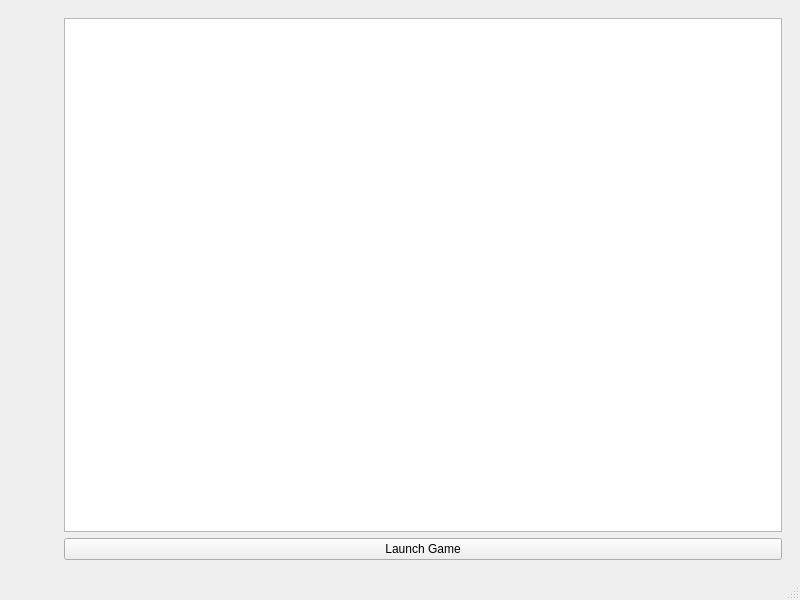
Above: _Sellow/hub.ui from SellowServices/Sellow before the change. Below: the same form after it.
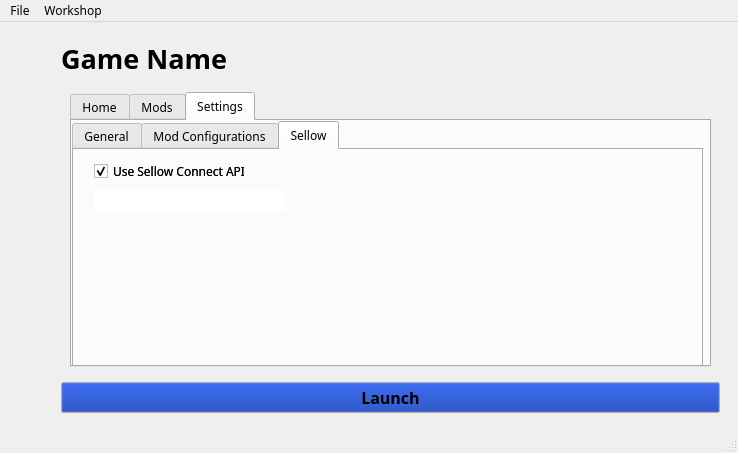
That is the form after the change. The open tabs and pages were chosen to show the change. Icons and pictures are not drawn.

What changed in the file:
```diff
--- a/_Sellow/hub.ui
+++ b/_Sellow/hub.ui
@@ -6,8 +6,8 @@
    <rect>
     <x>0</x>
     <y>0</y>
-    <width>800</width>
-    <height>600</height>
+    <width>738</width>
+    <height>453</height>
    </rect>
   </property>
   <widget class="QWidget" name="centralWidget">
@@ -16,6 +16,11 @@
      <layout class="QVBoxLayout" name="sidebarLayout">
       <item>
        <widget class="QPushButton" name="libraryButton">
+        <property name="font">
+         <font>
+          <family>Bahnschrift</family>
+         </font>
+        </property>
         <property name="icon">
          <iconset resource="Resources.qrc">
           <normaloff>:/Resources/Icons/Library.svg</normaloff>:/Resources/Icons/Library.svg</iconset>
@@ -33,6 +38,11 @@
       </item>
       <item>
        <widget class="QPushButton" name="shopButton">
+        <property name="font">
+         <font>
+          <family>Bahnschrift</family>
+         </font>
+        </property>
         <property name="icon">
          <iconset resource="Resources.qrc">
           <normaloff>:/Resources/Icons/Trainer_Shop.svg</normaloff>:/Resources/Icons/Trainer_Shop.svg</iconset>
@@ -50,6 +60,11 @@
       </item>
       <item>
        <spacer name="verticalSpacer">
+        <property name="font">
+         <font>
+          <family>Bahnschrift</family>
+         </font>
+        </property>
         <property name="orientation">
          <enum>Qt::Orientation::Vertical</enum>
         </property>
@@ -59,13 +74,18 @@
         <property name="sizeHint" stdset="0">
          <size>
           <width>0</width>
-          <height>0</height>
+          <height>250</height>
          </size>
         </property>
        </spacer>
       </item>
       <item>
        <widget class="QPushButton" name="settingsButton">
+        <property name="font">
+         <font>
+          <family>Bahnschrift</family>
+         </font>
+        </property>
         <property name="icon">
          <iconset resource="Resources.qrc">
           <normaloff>:/Resources/Icons/Settings.svg</normaloff>:/Resources/Icons/Settings.svg</iconset>
@@ -85,6 +105,11 @@
     </item>
     <item>
      <widget class="QStackedWidget" name="stackedWidget">
+      <property name="font">
+       <font>
+        <family>Bahnschrift</family>
+       </font>
+      </property>
       <widget class="QWidget" name="libraryPage">
        <layout class="QVBoxLayout" name="libraryLayout">
         <item>
@@ -97,13 +122,30 @@
               <verstretch>0</verstretch>
              </sizepolicy>
             </property>
-           </widget>
-          </item>
-          <item>
-           <widget class="QPushButton" name="libraryLaunch">
-            <property name="text">
-             <string>Launch Game</string>
+            <property name="font">
+             <font>
+              <family>Bahnschrift</family>
+              <pointsize>15</pointsize>
+             </font>
             </property>
+            <property name="frameShape">
+             <enum>QFrame::Shape::NoFrame</enum>
+            </property>
+            <property name="frameShadow">
+             <enum>QFrame::Shadow::Plain</enum>
+            </property>
+            <property name="viewMode">
+             <enum>QListView::ViewMode::IconMode</enum>
+            </property>
+            <item>
+             <property name="text">
+              <string>Metro Last Light</string>
+             </property>
+             <property name="icon">
+              <iconset>
+               <normaloff>C:/Users/conin/Downloads/Metrolastlight.jpg</normaloff>C:/Users/conin/Downloads/Metrolastlight.jpg</iconset>
+             </property>
+            </item>
            </widget>
           </item>
          </layout>
@@ -113,7 +155,449 @@
       <widget class="QWidget" name="trainerShopPage">
        <layout class="QVBoxLayout" name="shopLayout">
         <item>
-         <widget class="QListWidget" name="trainerListWidget"/>
+         <widget class="QLabel" name="label_2">
+          <property name="font">
+           <font>
+            <family>Bahnschrift</family>
+            <pointsize>20</pointsize>
+            <bold>true</bold>
+           </font>
+          </property>
+          <property name="text">
+           <string>Game Trainers</string>
+          </property>
+         </widget>
+        </item>
+        <item>
+         <widget class="QListWidget" name="trainerListWidget">
+          <property name="frameShape">
+           <enum>QFrame::Shape::Panel</enum>
+          </property>
+          <property name="frameShadow">
+           <enum>QFrame::Shadow::Plain</enum>
+          </property>
+          <property name="lineWidth">
+           <number>0</number>
+          </property>
+          <property name="viewMode">
+           <enum>QListView::ViewMode::IconMode</enum>
+          </property>
+          <property name="modelColumn">
+           <number>0</number>
+          </property>
+          <item>
+           <property name="text">
+            <string>Metro Last Light</string>
+           </property>
+           <property name="font">
+            <font>
+             <family>Bahnschrift</family>
+             <pointsize>15</pointsize>
+            </font>
+           </property>
+           <property name="textAlignment">
+            <set>AlignCenter</set>
+           </property>
+           <property name="background">
+            <brush brushstyle="SolidPattern">
+             <color alpha="225">
+              <red>30</red>
+              <green>30</green>
+              <blue>30</blue>
+             </color>
+            </brush>
+           </property>
+           <property name="foreground">
+            <brush brushstyle="NoBrush">
+             <color alpha="255">
+              <red>255</red>
+              <green>255</green>
+              <blue>255</blue>
+             </color>
+            </brush>
+           </property>
+           <property name="icon">
+            <iconset>
+             <normaloff>C:/Users/conin/Downloads/Metrolastlight.jpg</normaloff>C:/Users/conin/Downloads/Metrolastlight.jpg</iconset>
+           </property>
+          </item>
+         </widget>
+        </item>
+       </layout>
+      </widget>
+      <widget class="QWidget" name="gamePreviewPage">
+       <layout class="QVBoxLayout" name="previewPageLayout">
+        <item>
+         <widget class="QLabel" name="gamePreviewGameLabel">
+          <property name="sizePolicy">
+           <sizepolicy hsizetype="Expanding" vsizetype="Fixed">
+            <horstretch>0</horstretch>
+            <verstretch>0</verstretch>
+           </sizepolicy>
+          </property>
+          <property name="font">
+           <font>
+            <family>Bahnschrift</family>
+            <pointsize>20</pointsize>
+            <bold>true</bold>
+           </font>
+          </property>
+          <property name="text">
+           <string>Game Name</string>
+          </property>
+         </widget>
+        </item>
+        <item>
+         <widget class="QFrame" name="gamePreviewArea">
+          <layout class="QVBoxLayout" name="verticalLayout_2">
+           <item>
+            <widget class="QTabWidget" name="gamePreviewTabs">
+             <property name="currentIndex">
+              <number>2</number>
+             </property>
+             <widget class="QWidget" name="Home">
+              <attribute name="title">
+               <string>Home</string>
+              </attribute>
+              <widget class="QFrame" name="frame">
+               <property name="geometry">
+                <rect>
+                 <x>0</x>
+                 <y>0</y>
+                 <width>631</width>
+                 <height>271</height>
+                </rect>
+               </property>
+               <property name="sizePolicy">
+                <sizepolicy hsizetype="Expanding" vsizetype="Expanding">
+                 <horstretch>0</horstretch>
+                 <verstretch>0</verstretch>
+                </sizepolicy>
+               </property>
+               <property name="frameShape">
+                <enum>QFrame::Shape::StyledPanel</enum>
+               </property>
+               <property name="frameShadow">
+                <enum>QFrame::Shadow::Raised</enum>
+               </property>
+              </widget>
+             </widget>
+             <widget class="QWidget" name="Mods">
+              <attribute name="title">
+               <string>Mods</string>
+              </attribute>
+              <widget class="QListWidget" name="modsListWidget">
+               <property name="geometry">
+                <rect>
+                 <x>0</x>
+                 <y>0</y>
+                 <width>651</width>
+                 <height>291</height>
+                </rect>
+               </property>
+              </widget>
+             </widget>
+             <widget class="QWidget" name="Settings">
+              <property name="sizePolicy">
+               <sizepolicy hsizetype="Maximum" vsizetype="Maximum">
+                <horstretch>0</horstretch>
+                <verstretch>0</verstretch>
+               </sizepolicy>
+              </property>
+              <attribute name="title">
+               <string>Settings</string>
+              </attribute>
+              <widget class="QFrame" name="settingsFrame">
+               <property name="sizePolicy">
+                <sizepolicy hsizetype="Expanding" vsizetype="Expanding">
+                 <horstretch>0</horstretch>
+                 <verstretch>0</verstretch>
+                </sizepolicy>
+               </property>
+               <widget class="QTabWidget" name="settingsTabs">
+                <property name="geometry">
+                 <rect>
+                  <x>0</x>
+                  <y>0</y>
+                  <width>631</width>
+                  <height>271</height>
+                 </rect>
+                </property>
+                <property name="sizePolicy">
+                 <sizepolicy hsizetype="Expanding" vsizetype="Expanding">
+                  <horstretch>0</horstretch>
+                  <verstretch>0</verstretch>
+                 </sizepolicy>
+                </property>
+                <property name="font">
+                 <font>
+                  <family>Bahnschrift</family>
+                  <bold>false</bold>
+                  <underline>false</underline>
+                  <strikeout>false</strikeout>
+                 </font>
+                </property>
+                <property name="tabPosition">
+                 <enum>QTabWidget::TabPosition::North</enum>
+                </property>
+                <property name="tabShape">
+                 <enum>QTabWidget::TabShape::Rounded</enum>
+                </property>
+                <property name="currentIndex">
+                 <number>2</number>
+                </property>
+                <widget class="QWidget" name="general">
+                 <property name="sizePolicy">
+                  <sizepolicy hsizetype="Expanding" vsizetype="Expanding">
+                   <horstretch>0</horstretch>
+                   <verstretch>0</verstretch>
+                  </sizepolicy>
+                 </property>
+                 <attribute name="title">
+                  <string>General</string>
+                 </attribute>
+                 <widget class="QPlainTextEdit" name="settingsGameLocation">
+                  <property name="geometry">
+                   <rect>
+                    <x>10</x>
+                    <y>20</y>
+                    <width>321</width>
+                    <height>21</height>
+                   </rect>
+                  </property>
+                  <property name="verticalScrollBarPolicy">
+                   <enum>Qt::ScrollBarPolicy::ScrollBarAlwaysOff</enum>
+                  </property>
+                  <property name="horizontalScrollBarPolicy">
+                   <enum>Qt::ScrollBarPolicy::ScrollBarAlwaysOff</enum>
+                  </property>
+                  <property name="plainText">
+                   <string/>
+                  </property>
+                  <property name="textInteractionFlags">
+                   <set>Qt::TextInteractionFlag::TextSelectableByMouse</set>
+                  </property>
+                  <property name="placeholderText">
+                   <string>Game Location</string>
+                  </property>
+                 </widget>
+                 <widget class="QPushButton" name="settingsLocateGame">
+                  <property name="geometry">
+                   <rect>
+                    <x>330</x>
+                    <y>20</y>
+                    <width>80</width>
+                    <height>21</height>
+                   </rect>
+                  </property>
+                  <property name="text">
+                   <string>Locate Game</string>
+                  </property>
+                 </widget>
+                </widget>
+                <widget class="QWidget" name="mod_configs">
+                 <property name="sizePolicy">
+                  <sizepolicy hsizetype="Expanding" vsizetype="Expanding">
+                   <horstretch>0</horstretch>
+                   <verstretch>0</verstretch>
+                  </sizepolicy>
+                 </property>
+                 <attribute name="title">
+                  <string>Mod Configurations</string>
+                 </attribute>
+                </widget>
+                <widget class="QWidget" name="sellow">
+                 <property name="sizePolicy">
+                  <sizepolicy hsizetype="Expanding" vsizetype="Expanding">
+                   <horstretch>0</horstretch>
+                   <verstretch>0</verstretch>
+                  </sizepolicy>
+                 </property>
+                 <attribute name="title">
+                  <string>Sellow</string>
+                 </attribute>
+                 <widget class="QCheckBox" name="useSConnect">
+                  <property name="geometry">
+                   <rect>
+                    <x>20</x>
+                    <y>10</y>
+                    <width>151</width>
+                    <height>22</height>
+                   </rect>
+                  </property>
+                  <property name="text">
+                   <string>Use Sellow Connect API</string>
+                  </property>
+                 </widget>
+                 <widget class="QPlainTextEdit" name="settingSellowUsername">
+                  <property name="geometry">
+                   <rect>
+                    <x>20</x>
+                    <y>40</y>
+                    <width>191</width>
+                    <height>21</height>
+                   </rect>
+                  </property>
+                  <property name="font">
+                   <font>
+                    <family>Bahnschrift</family>
+                    <pointsize>12</pointsize>
+                    <bold>false</bold>
+                    <underline>false</underline>
+                    <strikeout>false</strikeout>
+                   </font>
+                  </property>
+                  <property name="frameShape">
+                   <enum>QFrame::Shape::Panel</enum>
+                  </property>
+                  <property name="frameShadow">
+                   <enum>QFrame::Shadow::Plain</enum>
+                  </property>
+                  <property name="lineWidth">
+                   <number>0</number>
+                  </property>
+                  <property name="verticalScrollBarPolicy">
+                   <enum>Qt::ScrollBarPolicy::ScrollBarAlwaysOff</enum>
+                  </property>
+                  <property name="horizontalScrollBarPolicy">
+                   <enum>Qt::ScrollBarPolicy::ScrollBarAlwaysOff</enum>
+                  </property>
+                  <property name="plainText">
+                   <string/>
+                  </property>
+                  <property name="placeholderText">
+                   <string>Username</string>
+                  </property>
+                 </widget>
+                 <widget class="QCheckBox" name="useSConnect_2">
+                  <property name="geometry">
+                   <rect>
+                    <x>20</x>
+                    <y>10</y>
+                    <width>151</width>
+                    <height>22</height>
+                   </rect>
+                  </property>
+                  <property name="text">
+                   <string>Use Sellow Connect API</string>
+                  </property>
+                  <property name="checked">
+                   <bool>true</bool>
+                  </property>
+                 </widget>
+                </widget>
+               </widget>
+              </widget>
+             </widget>
+            </widget>
+           </item>
+          </layout>
+         </widget>
+        </item>
+        <item>
+         <widget class="QPushButton" name="gameLaunchButton">
+          <property name="palette">
+           <palette>
+            <active>
+             <colorrole role="WindowText">
+              <brush brushstyle="SolidPattern">
+               <color alpha="255">
+                <red>36</red>
+                <green>36</green>
+                <blue>36</blue>
+               </color>
+              </brush>
+             </colorrole>
+             <colorrole role="Button">
+              <brush brushstyle="SolidPattern">
+               <color alpha="255">
+                <red>0</red>
+                <green>42</green>
+                <blue>167</blue>
+               </color>
+              </brush>
+             </colorrole>
+             <colorrole role="Text">
+              <brush brushstyle="SolidPattern">
+               <color alpha="255">
+                <red>36</red>
+                <green>36</green>
+                <blue>36</blue>
+               </color>
+              </brush>
+             </colorrole>
+             <colorrole role="Base">
+              <brush brushstyle="SolidPattern">
+               <color alpha="255">
+                <red>255</red>
+                <green>255</green>
+                <blue>255</blue>
+               </color>
+              </brush>
+             </colorrole>
+            </active>
+            <inactive>
+             <colorrole role="WindowText">
+              <brush brushstyle="SolidPattern">
+               <color alpha="255">
+                <red>36</red>
+                <green>36</green>
+                <blue>36</blue>
+               </color>
+              </brush>
+             </colorrole>
+             <colorrole role="Button">
+              <brush brushstyle="SolidPattern">
+               <color alpha="255">
+                <red>0</red>
+                <green>42</green>
+                <blue>167</blue>
+               </color>
+              </brush>
+             </colorrole>
+             <colorrole role="Text">
+              <brush brushstyle="SolidPattern">
+               <color alpha="255">
+                <red>36</red>
+                <green>36</green>
+                <blue>36</blue>
+               </color>
+              </brush>
+             </colorrole>
+             <colorrole role="Base">
+              <brush brushstyle="SolidPattern">
+               <color alpha="255">
+                <red>255</red>
+                <green>255</green>
+                <blue>255</blue>
+               </color>
+              </brush>
+             </colorrole>
+            </inactive>
+            <disabled>
+             <colorrole role="Button">
+              <brush brushstyle="SolidPattern">
+               <color alpha="255">
+                <red>0</red>
+                <green>42</green>
+                <blue>167</blue>
+               </color>
+              </brush>
+             </colorrole>
+            </disabled>
+           </palette>
+          </property>
+          <property name="font">
+           <font>
+            <family>Bahnschrift</family>
+            <pointsize>12</pointsize>
+            <bold>true</bold>
+           </font>
+          </property>
+          <property name="text">
+           <string>Launch</string>
+          </property>
+         </widget>
         </item>
        </layout>
       </widget>
@@ -154,12 +638,63 @@
     <rect>
      <x>0</x>
      <y>0</y>
-     <width>800</width>
-     <height>21</height>
+     <width>738</width>
+     <height>17</height>
     </rect>
    </property>
+   <property name="font">
+    <font>
+     <family>Bahnschrift</family>
+    </font>
+   </property>
+   <widget class="QMenu" name="menuFile">
+    <property name="font">
+     <font>
+      <family>Bahnschrift</family>
+     </font>
+    </property>
+    <property name="title">
+     <string>File</string>
+    </property>
+    <addaction name="actionQuit"/>
+   </widget>
+   <widget class="QMenu" name="menuWorkshop">
+    <property name="font">
+     <font>
+      <family>Bahnschrift</family>
+     </font>
+    </property>
+    <property name="title">
+     <string>Workshop</string>
+    </property>
+    <addaction name="actionView"/>
+    <addaction name="actionLibrary"/>
+   </widget>
+   <addaction name="menuFile"/>
+   <addaction name="menuWorkshop"/>
   </widget>
-  <widget class="QStatusBar" name="statusBar"/>
+  <widget class="QStatusBar" name="statusBar">
+   <property name="font">
+    <font>
+     <family>Bahnschrift</family>
+    </font>
+   </property>
+  </widget>
+  <action name="actionQuit">
+   <property name="text">
+    <string>Quit</string>
+   </property>
+  </action>
+  <action name="actionView">
+   <property name="text">
+    <string>View</string>
+   </property>
+  </action>
+  <action name="actionLibrary">
+   <property name="text">
+    <string>Library</string>
+   </property>
+  </action>
  </widget>
  <resources>
   <include location="Resources.qrc"/>
```
Left out of the diff: 305 changed lines with no effect on the pictures.
